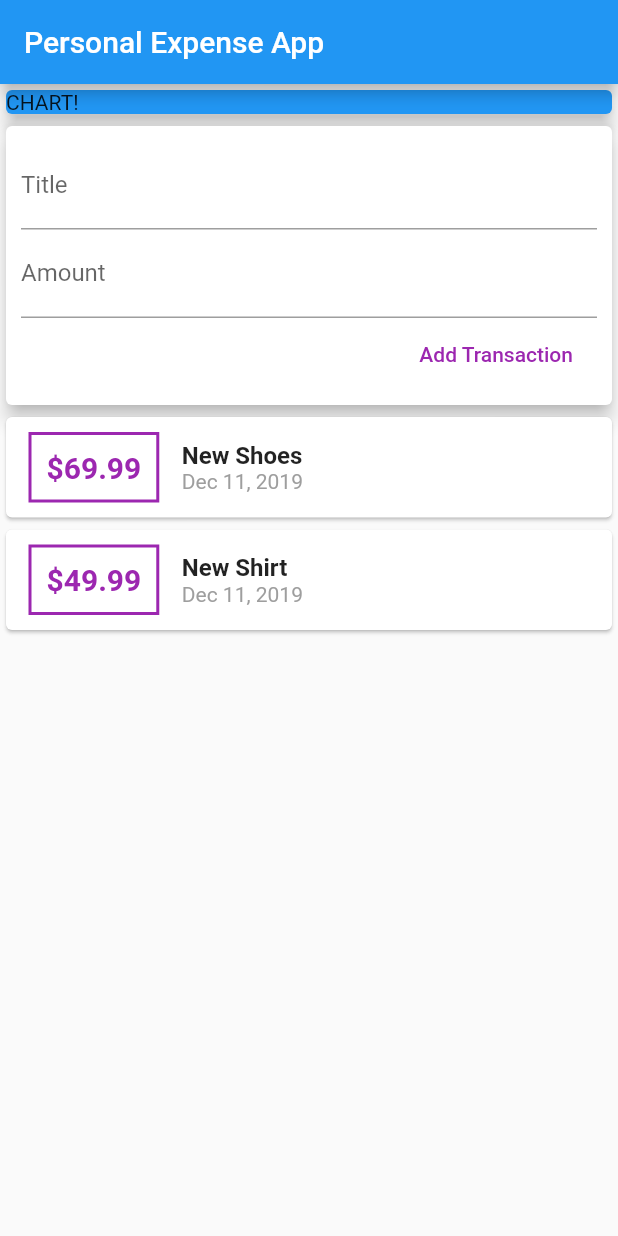
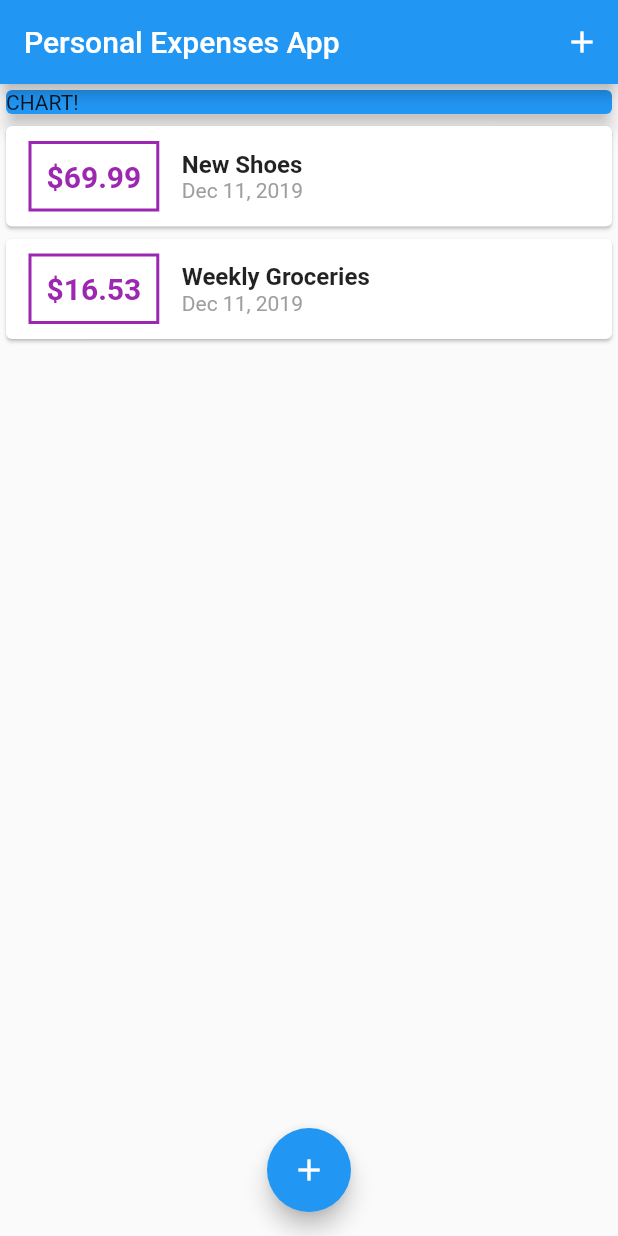
Before and after one commit to rpedraza01/udemy-flutter-personal-expenses-app, a Flutter app: the screen it shows after launch, on a phone screen of 412 x 824 dp. Run offline on Flutter 3.47's test engine with Material 2 defaults, Android fonts, the phone set to English and light mode, and no system bars.

Commit message:
scrolling and improved user input

```diff
--- a/lib/main.dart
+++ b/lib/main.dart
@@ -1,6 +1,8 @@
 import 'package:flutter/material.dart';
 
-import './widgets/user_transactions.dart';
+import './widgets/new_transaction.dart';
+import './widgets/transaction_list.dart';
+import './models/transaction.dart';
 
 void main() => runApp(MyApp());
 
@@ -8,23 +10,72 @@ class MyApp extends StatelessWidget {
   @override
   Widget build(BuildContext context) {
     return MaterialApp(
-      title: "Flutter App",
+      title: 'Flutter App',
       home: MyHomePage(),
     );
   }
 }
 
-class MyHomePage extends StatelessWidget {
+class MyHomePage extends StatefulWidget {
   // String titleInput;
   // String amountInput;
-  final titleController = TextEditingController();
-  final amountController = TextEditingController();
+  @override
+  _MyHomePageState createState() => _MyHomePageState();
+}
+
+class _MyHomePageState extends State<MyHomePage> {
+  final List<Transaction> _userTransactions = [
+    Transaction(
+      id: 't1',
+      title: 'New Shoes',
+      amount: 69.99,
+      date: DateTime.now(),
+    ),
+    Transaction(
+      id: 't2',
+      title: 'Weekly Groceries',
+      amount: 16.53,
+      date: DateTime.now(),
+    ),
+  ];
+
+  void _addNewTransaction(String txTitle, double txAmount) {
+    final newTx = Transaction(
+      title: txTitle,
+      amount: txAmount,
+      date: DateTime.now(),
+      id: DateTime.now().toString(),
+    );
+
+    setState(() {
+      _userTransactions.add(newTx);
+    });
+  }
+
+  void _startAddNewTransaction(BuildContext ctx) {
+    showModalBottomSheet(
+      context: ctx,
+      builder: (_) {
+        return GestureDetector(
+          onTap: () {},
+          child: NewTransaction(_addNewTransaction),
+          behavior: HitTestBehavior.opaque,
+        );
+      },
+    );
+  }
 
   @override
   Widget build(BuildContext context) {
     return Scaffold(
       appBar: AppBar(
-        title: Text("Personal Expense App"),
+        title: Text('Personal Expenses App'),
+        actions: <Widget>[
+          IconButton(
+            icon: Icon(Icons.add),
+            onPressed: () => _startAddNewTransaction(context),
+          ),
+        ],
       ),
       body: SingleChildScrollView(
         child: Column(
@@ -35,13 +86,18 @@ class MyHomePage extends StatelessWidget {
               width: double.infinity,
               child: Card(
                 color: Colors.blue,
-                child: Text("CHART!"),
+                child: Text('CHART!'),
                 elevation: 5,
               ),
             ),
-            UserTransactions()
+            TransactionList(_userTransactions),
           ],
         ),
+      ),
+      floatingActionButtonLocation: FloatingActionButtonLocation.centerFloat,
+      floatingActionButton: FloatingActionButton(
+        child: Icon(Icons.add),
+        onPressed: () => _startAddNewTransaction(context),
       ),
     );
   }
--- a/lib/widgets/transaction_list.dart
+++ b/lib/widgets/transaction_list.dart
@@ -12,9 +12,8 @@ class TransactionList extends StatelessWidget {
   Widget build(BuildContext context) {
     return Container(
       height: 300,
-      child: SingleChildScrollView(
-        child: Column(
-          children: transactions.map((tx) {
+      child: ListView.builder(
+        itemBuilder: (ctx, index) {
           return Card(
             child: Row(
               children: <Widget>[
@@ -31,7 +30,7 @@ class TransactionList extends StatelessWidget {
                   ),
                   padding: EdgeInsets.all(10),
                   child: Text(
-                      '\$${tx.amount}',
+                    '\$${transactions[index].amount.toStringAsFixed(2)}',
                     style: TextStyle(
                       fontWeight: FontWeight.bold,
                       fontSize: 20,
@@ -43,14 +42,14 @@ class TransactionList extends StatelessWidget {
                   crossAxisAlignment: CrossAxisAlignment.start,
                   children: <Widget>[
                     Text(
-                        tx.title,
+                      transactions[index].title,
                       style: TextStyle(
                         fontSize: 16,
                         fontWeight: FontWeight.bold,
                       ),
                     ),
                     Text(
-                        DateFormat.yMMMd().format(tx.date),
+                      DateFormat.yMMMd().format(transactions[index].date),
                       style: TextStyle(
                         color: Colors.grey,
                       ),
@@ -60,8 +59,8 @@ class TransactionList extends StatelessWidget {
               ],
             ),
           );
-          }).toList(),
-        ),
+        },
+        itemCount: transactions.length,
       ),
     );
   }
--- a/lib/widgets/user_transactions.dart
+++ /dev/null
@@ -1,50 +0,0 @@
-import 'package:flutter/material.dart';
-
-import './new_transaction.dart';
-import './transaction_list.dart';
-import '../models/transaction.dart';
-
-class UserTransactions extends StatefulWidget {
-  @override
-  _UserTransactionsState createState() => _UserTransactionsState();
-}
-
-class _UserTransactionsState extends State<UserTransactions> {
-  final List<Transaction> _userTransactions = [
-    Transaction(
-      id: 't1',
-      title: 'New Shoes',
-      amount: 69.99,
-      date: DateTime.now(),
-    ),
-    Transaction(
-      id: 't2',
-      title: 'New Shirt',
-      amount: 49.99,
-      date: DateTime.now(),
-    ),
-  ];
-
-  void _addNewTransaction(String txTitle, double txAmount) {
-    final newTx = Transaction(
-      title: txTitle,
-      amount: txAmount,
-      date: DateTime.now(),
-      id: DateTime.now().toString(),
-    );
-
-    setState(() {
-      _userTransactions.add(newTx);
-    });
-  }
-
-  @override
-  Widget build(BuildContext context) {
-    return Column(
-      children: <Widget>[
-        NewTransaction(_addNewTransaction),
-        TransactionList(_userTransactions),
-      ],
-    );
-  }
-}
```
Also changed, not shown: lib/widgets/new_transaction.dart (+29 -8 lines). Lines whose indentation alone changed are shown as unchanged.
